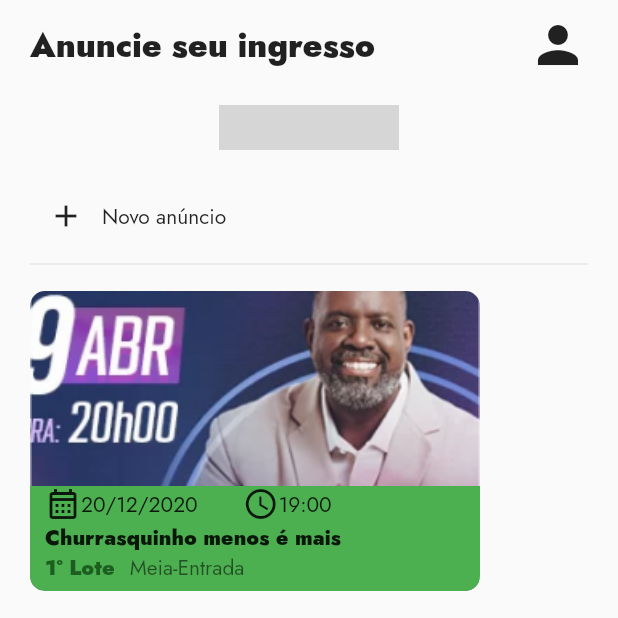
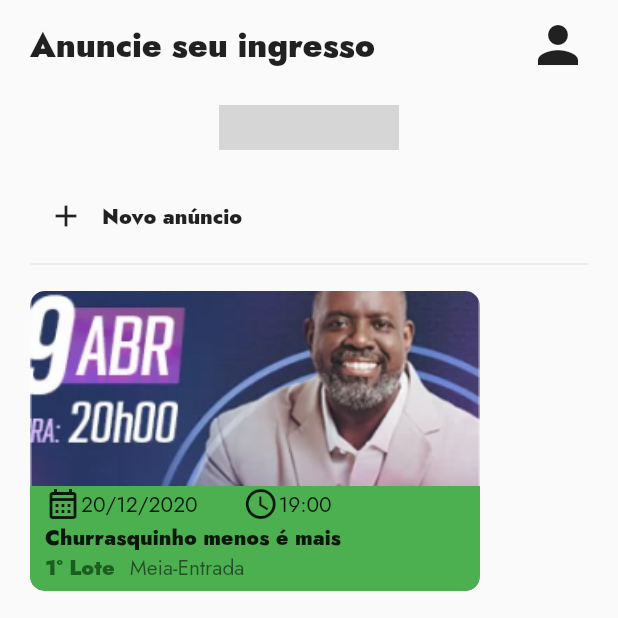
Before and after one commit to MatheusAGomes/dibs, a Flutter app: the screen it shows after launch, swiped to page 3, on a phone screen of 412 x 824 dp, the top half of it. Run offline on Flutter 3.47's test engine with Material 2 defaults, Android fonts, the phone set to English and light mode, and no system bars; drawn by our look-alikes of animated_toggle_switch, loader_overlay; our stand-ins replace dio, fluttertoast, google_fonts, jwt_decoder, pretty_dio_logger, retrofit and 1 more; missing offline and left inert: validatorless; generated files the repository leaves out were written again; project files that could hold a hidden picture were left out; grey boxes are pictures that could not be loaded.

Commit message:
tela de anuncie ingresso

```diff
--- a/lib/private/anuncieIngressoScreen.dart
+++ b/lib/private/anuncieIngressoScreen.dart
@@ -100,7 +100,10 @@ class _AnuncieIngressoScreenState extends State<AnuncieIngressoScreen> {
                               onPressed: () {},
                               icon: Icon(Icons.add),
                             ),
-                            Text('Novo anúncio')
+                            Text(
+                              'Novo anúncio',
+                              style: TextStyle(fontWeight: FontWeight.w900),
+                            )
                           ]),
                           Divider(),
                           Container(
```
